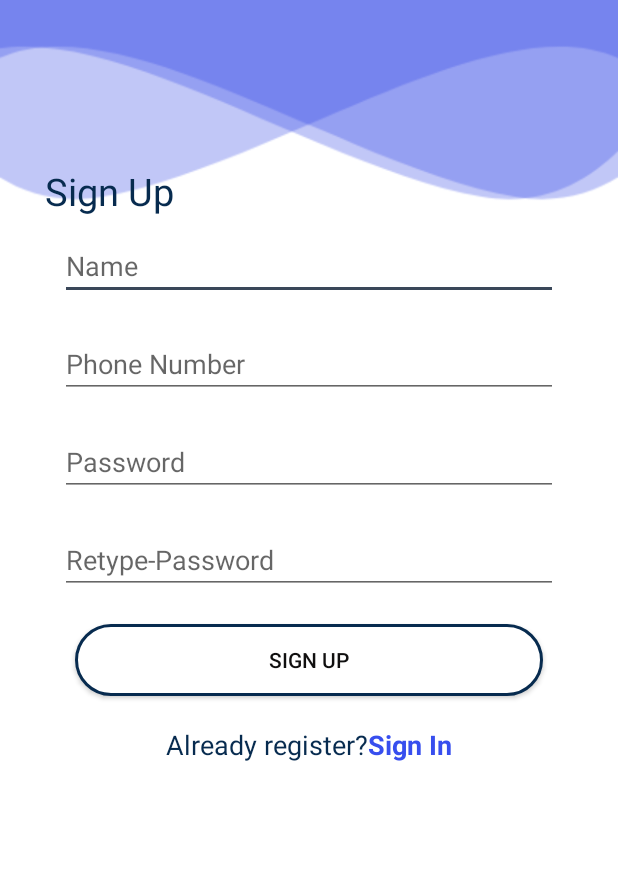
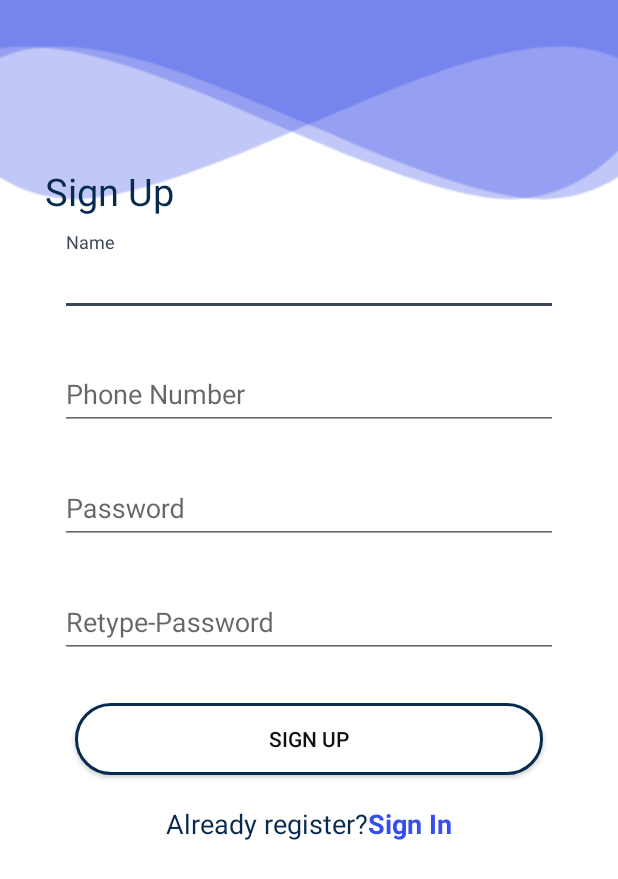
Before and after one commit to Sham-Alsamman/Expense-Managment, an Android app: the SignUp screen opened directly, with no data from a screen before it, on a phone screen of 412 x 824 dp. Shown: the top 879 px of the screen. Run offline under Robolectric (Android 15) with nearby library versions, the phone set to English and light mode, and no system bars.

Commit message:
lastEdit

```diff
--- a/app/src/main/res/layout/activity_sign_up.xml
+++ b/app/src/main/res/layout/activity_sign_up.xml
@@ -29,36 +29,56 @@
         app:layout_constraintStart_toStartOf="parent"
         app:layout_constraintTop_toBottomOf="@+id/textView6">
 
-        <com.google.android.material.textfield.TextInputEditText
+        <com.google.android.material.textfield.TextInputLayout
             android:id="@+id/NameET"
             android:layout_width="match_parent"
+            style="@style/edit_text_style"
             android:layout_height="wrap_content"
             android:layout_marginBottom="20dp"
             android:hint="Name"
-            android:textColor="#5367F0" />
+            android:textColor="#5367F0">
+            <com.google.android.material.textfield.TextInputEditText
+                android:layout_width="match_parent"
+                android:layout_height="wrap_content" />
+        </com.google.android.material.textfield.TextInputLayout>
 
-        <com.google.android.material.textfield.TextInputEditText
+        <com.google.android.material.textfield.TextInputLayout
             android:id="@+id/PhoneETSignUp"
+            style="@style/edit_text_style"
             android:layout_width="match_parent"
             android:layout_height="wrap_content"
             android:layout_marginBottom="20dp"
             android:hint="Phone Number"
-            android:textColor="#5367F0" />
+            android:textColor="#5367F0" >
+            <com.google.android.material.textfield.TextInputEditText
+                android:layout_width="match_parent"
+                android:layout_height="wrap_content" />
+       </com.google.android.material.textfield.TextInputLayout>
 
-        <com.google.android.material.textfield.TextInputEditText
+        <com.google.android.material.textfield.TextInputLayout
             android:id="@+id/PasswordET"
+            style="@style/edit_text_style"
             android:layout_width="match_parent"
             android:layout_height="wrap_content"
             android:layout_marginBottom="20dp"
             android:hint="Password"
-            android:textColor="#5367F0" />
+            android:textColor="#5367F0" >
+        <com.google.android.material.textfield.TextInputEditText
+            android:layout_width="match_parent"
+            android:layout_height="wrap_content" />
+    </com.google.android.material.textfield.TextInputLayout>
 
-        <com.google.android.material.textfield.TextInputEditText
+        <com.google.android.material.textfield.TextInputLayout
             android:id="@+id/RepasswordET"
             android:layout_width="match_parent"
+            style="@style/edit_text_style"
             android:layout_height="wrap_content"
             android:hint="Retype-Password"
-            android:textColor="#5367F0" />
+            android:textColor="#5367F0" >
+        <com.google.android.material.textfield.TextInputEditText
+            android:layout_width="match_parent"
+            android:layout_height="wrap_content" />
+    </com.google.android.material.textfield.TextInputLayout>
 
     </LinearLayout>
 
--- a/app/src/main/res/layout/activity_verification.xml
+++ b/app/src/main/res/layout/activity_verification.xml
@@ -56,11 +56,13 @@
         android:id="@+id/linearLayout"
         android:layout_width="wrap_content"
         android:layout_height="140dp"
+        android:layout_marginTop="32dp"
         android:background="@drawable/verfictiondigitback"
         android:gravity="center"
         android:paddingLeft="20dp"
         android:paddingRight="20dp"
         app:layout_constraintEnd_toEndOf="parent"
+        app:layout_constraintHorizontal_bias="0.491"
         app:layout_constraintStart_toStartOf="parent"
         app:layout_constraintTop_toBottomOf="@+id/imageView3">
 
@@ -77,7 +79,6 @@
             app:itemCount="6" />
 
     </LinearLayout>
-
 
     <Button
         android:id="@+id/signUPbutton2"
--- a/app/src/main/res/layout/activity_welcom_page2.xml
+++ b/app/src/main/res/layout/activity_welcom_page2.xml
@@ -4,14 +4,15 @@
     xmlns:tools="http://schemas.android.com/tools"
     android:layout_width="match_parent"
     android:layout_height="match_parent"
-    android:paddingStart="30dp"
-    android:paddingEnd="30dp"
+    android:paddingStart="50dp"
+    android:paddingEnd="50dp"
     tools:context=".Controller.WelcomePage">
 
     <ImageView
         android:id="@+id/imageView"
         android:layout_width="wrap_content"
         android:layout_height="wrap_content"
+        android:layout_marginTop="64dp"
         app:layout_constraintEnd_toEndOf="parent"
         app:layout_constraintStart_toStartOf="parent"
         app:layout_constraintTop_toTopOf="parent"
```
